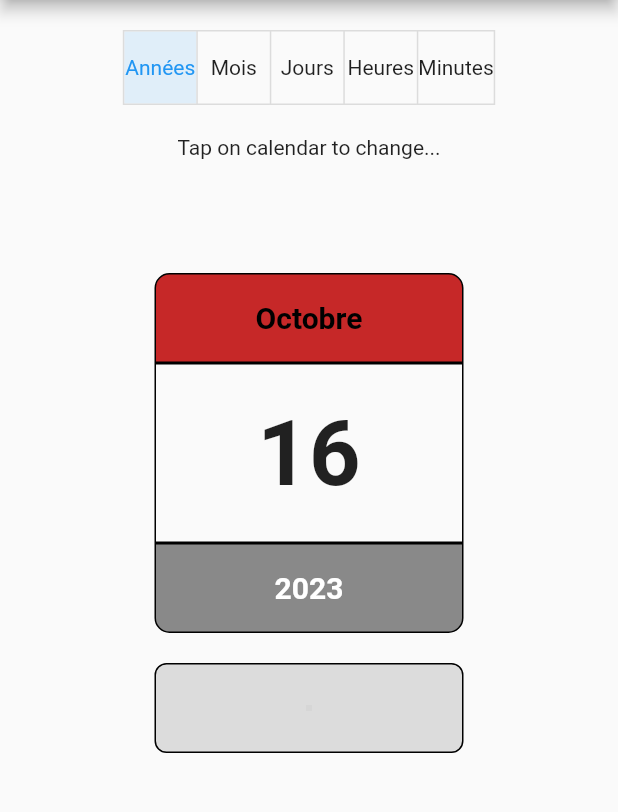
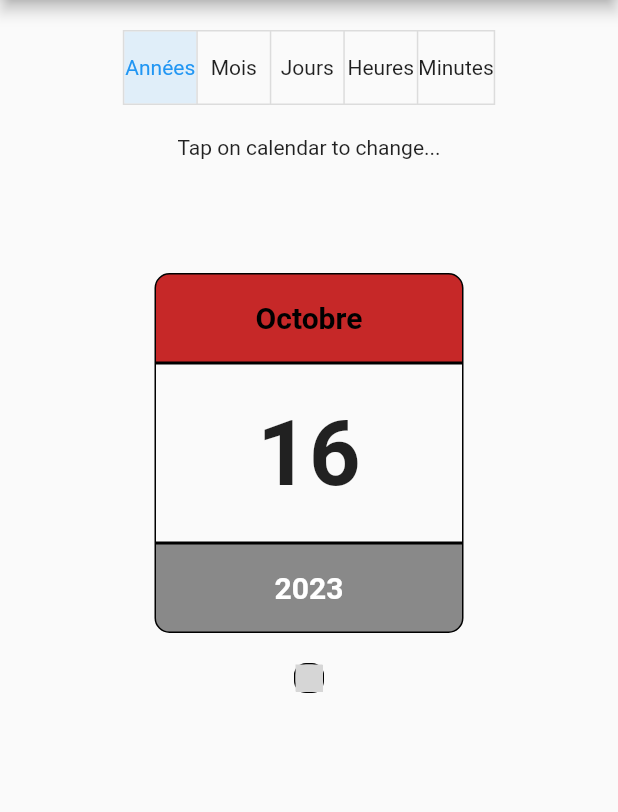
Before and after one commit to IxTAP/BirthTime, a Flutter app: the screen it shows after launch, on a phone screen of 412 x 824 dp, the part 84-896 px from its top. Run offline on Flutter 3.47's test engine with Material 2 defaults, Android fonts, the phone set to English and light mode, and no system bars; missing offline and left inert: segment_display; grey boxes are pictures that could not be loaded.

```diff
--- a/lib/widgets/calendar.dart
+++ b/lib/widgets/calendar.dart
@@ -10,7 +10,6 @@ import 'package:provider/provider.dart';
 /// Il ouvre les champs de saisie et mets à jour le model.
 ///
 class BirthCalendar extends StatelessWidget {
-
   final BirthDateService _service = BirthDateService();
 
   @override
@@ -37,7 +36,7 @@ class BirthCalendar extends StatelessWidget {
                   padding: const EdgeInsets.all(8.0),
                   child: Center(
                     child: Text(
-                        '${Constants.LIST_MONTHS[context.watch<BirthDateModel>().birthDate.month-1]}',
+                      '${Constants.LIST_MONTHS[context.watch<BirthDateModel>().birthDate.month - 1]}',
                       style: TextStyle(
                           fontWeight: FontWeight.bold,
                           fontSize: 20.0,
@@ -49,15 +48,13 @@ class BirthCalendar extends StatelessWidget {
               Container(
                 height: 120.0,
                 width: MediaQuery.of(context).size.width / 2,
-                  decoration: BoxDecoration(
-                      border: Border.all(color: Colors.black)),
+                decoration:
+                    BoxDecoration(border: Border.all(color: Colors.black)),
                 child: Center(
                   child: Text(
                     '${_service.format2chars(context.watch<BirthDateModel>().birthDate.day)}',
-                      style: TextStyle(
-                          fontWeight: FontWeight.bold,
-                          fontSize: 60.0
-                      ),
+                    style:
+                        TextStyle(fontWeight: FontWeight.bold, fontSize: 60.0),
                   ),
                 ),
               ),
@@ -67,8 +64,7 @@ class BirthCalendar extends StatelessWidget {
                 decoration: BoxDecoration(
                     borderRadius: BorderRadius.only(
                         bottomLeft: Radius.circular(10.0),
-                          bottomRight: Radius.circular(10.0)
-                      ),
+                        bottomRight: Radius.circular(10.0)),
                     border: Border.all(color: Colors.black),
                     color: Colors.black45),
                 child: Center(
@@ -77,8 +73,7 @@ class BirthCalendar extends StatelessWidget {
                     style: TextStyle(
                         fontWeight: FontWeight.bold,
                         fontSize: 20.0,
-                          color: Colors.white
-                      ),
+                        color: Colors.white),
                   ),
                 ),
               ),
@@ -94,8 +89,8 @@ class BirthCalendar extends StatelessWidget {
             mainAxisAlignment: MainAxisAlignment.center,
             children: [
               Container(
-                  width: MediaQuery.of(context).size.width / 2,
-                  height: 60.0,
+                //width: MediaQuery.of(context).size.width / 2,
+                //height: 60.0,
                 decoration: BoxDecoration(
                   color: Colors.black12,
                   border: Border.all(
@@ -105,13 +100,17 @@ class BirthCalendar extends StatelessWidget {
                 ),
                 child: Center(
                   child: SevenSegmentDisplay(
-                      value: _service.format2chars(context.watch<BirthDateModel>().birthDate.hour)+':'+ _service.format2chars(context.watch<BirthDateModel>().birthDate.minute),
-                      size: 4.0,
+                    value: _service.format2chars(
+                            context.watch<BirthDateModel>().birthDate.hour) +
+                        ':' +
+                        _service.format2chars(
+                            context.watch<BirthDateModel>().birthDate.minute),
+                    size: 18.0,
                     characterSpacing: 8,
                     backgroundColor: Colors.transparent,
-                      segmentStyle: DefaultSegmentStyle(
+                    segmentStyle: HexSegmentStyle(
                       enabledColor: Colors.lightGreen[600],
-                        disabledColor: Colors.transparent,
+                      disabledColor: Colors.lightGreen[600]?.withOpacity(0.2),
                     ),
                   ),
                 ),
```
Lines whose indentation alone changed are shown as unchanged.
